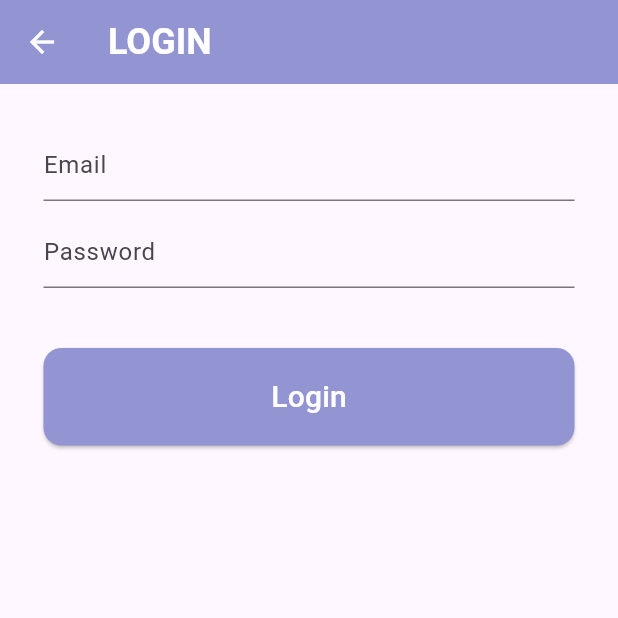
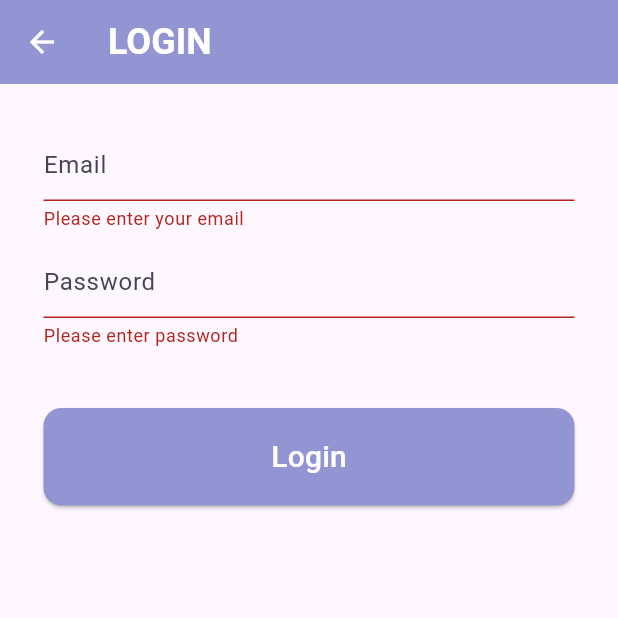
Before and after one commit to Cahidenuryalcin/todoApp, a Flutter app: the LoginPage screen opened directly, after a tap on "Login", on a phone screen of 412 x 824 dp, the top half of it. Run offline on Flutter 3.47's test engine with Material 3 defaults, Android fonts, the phone set to English and light mode, and no system bars; our stand-ins replace firebase_auth, firebase_core, google_fonts; missing offline and left inert: dart:ffi; accounts and stored records are empty; Roboto replaces fonts that are missing (Montserrat).

Commit message:
21.05.24

```diff
--- a/lib/login.dart
+++ b/lib/login.dart
@@ -1,9 +1,7 @@
-import 'dart:js_interop';
-
 import 'package:flutter/material.dart';
+import 'package:provider/provider.dart';
+import 'package:todo_app/provider/auth_provider.dart';
 import 'package:todo_app/app_constanst.dart';
-import 'package:firebase_auth/firebase_auth.dart';
-
 
 class LoginPage extends StatefulWidget {
   const LoginPage({super.key});
@@ -13,18 +11,9 @@ class LoginPage extends StatefulWidget {
 }
 
 class _LoginPageState extends State<LoginPage> {
-
-   final TextEditingController _emailController = TextEditingController();
+  final TextEditingController _emailController = TextEditingController();
   final TextEditingController _passwordController = TextEditingController();
   final GlobalKey<FormState> _formKey = GlobalKey<FormState>();
-
-  late FirebaseAuth auth;
-
-  @override
-  void initState() {
-    super.initState();
-    auth = FirebaseAuth.instance;
-  }
 
   @override
   Widget build(BuildContext context) {
@@ -33,43 +22,47 @@ class _LoginPageState extends State<LoginPage> {
       appBar: AppBar(
         iconTheme: const IconThemeData(color: Colors.white),
         backgroundColor: Sabitler.appbarColor,
-        title: const Text("LOGIN", style: TextStyle(fontFamily: "Montserrat", fontSize: 24, fontWeight: FontWeight.bold, color: Sabitler.appbarTextColor)),
+        title: const Text("LOGIN",
+            style: TextStyle(
+                fontFamily: "Montserrat",
+                fontSize: 24,
+                fontWeight: FontWeight.bold,
+                color: Sabitler.appbarTextColor)),
       ),
       body: Container(
         padding: const EdgeInsets.only(left: 29, right: 29, top: 30),
         child: Form(
-          //key: formKey,
+          key: _formKey,
           child: Column(
             children: [
               TextFormField(
-                onSaved: (newValue) {
-
-                },
-                //onSaved: (value) => taskTitle = value ?? "",
-                validator: (value) => value!.isEmpty ? "Please enter your email" : null,
+                controller: _emailController,
+                validator: (value) =>
+                    value!.isEmpty ? "Please enter your email" : null,
                 keyboardType: TextInputType.emailAddress,
                 decoration: const InputDecoration(hintText: "Email"),
               ),
               const SizedBox(height: 10),
               TextFormField(
                 controller: _passwordController,
-                onSaved: (newValue) {
-
-                },
-                validator: (value) => value!.isEmpty ? "Please enter password" : null,
+                validator: (value) =>
+                    value!.isEmpty ? "Please enter password" : null,
                 keyboardType: TextInputType.visiblePassword,
                 decoration: const InputDecoration(hintText: "Password"),
                 obscureText: true,
               ),
-
               const SizedBox(height: 40),
               SizedBox(
                 width: double.infinity,
                 height: 65,
                 child: ElevatedButton(
-                  style: ElevatedButton.styleFrom(shape: RoundedRectangleBorder(borderRadius: BorderRadius.circular(12)), backgroundColor: const Color.fromRGBO(147, 149, 211, 1)),
-                  onPressed: (){},
-                  child: const Text("Login", style: TextStyle(color: Colors.white, fontSize: 20)),
+                  style: ElevatedButton.styleFrom(
+                      shape: RoundedRectangleBorder(
+                          borderRadius: BorderRadius.circular(12)),
+                      backgroundColor: const Color.fromRGBO(147, 149, 211, 1)),
+                  onPressed: _login,
+                  child: const Text("Login",
+                      style: TextStyle(color: Colors.white, fontSize: 20)),
                 ),
               )
             ],
@@ -78,4 +71,15 @@ class _LoginPageState extends State<LoginPage> {
       ),
     );
   }
+
+  void _login() async {
+    if (_formKey.currentState!.validate()) {
+      final authProvider = Provider.of<AuthProvider>(context, listen: false);
+      await authProvider.loginUserEmailAndPassword(
+        _emailController.text,
+        _passwordController.text,
+      );
+      // Additional logic after login, like navigating to a different screen
+    }
+  }
 }
```
